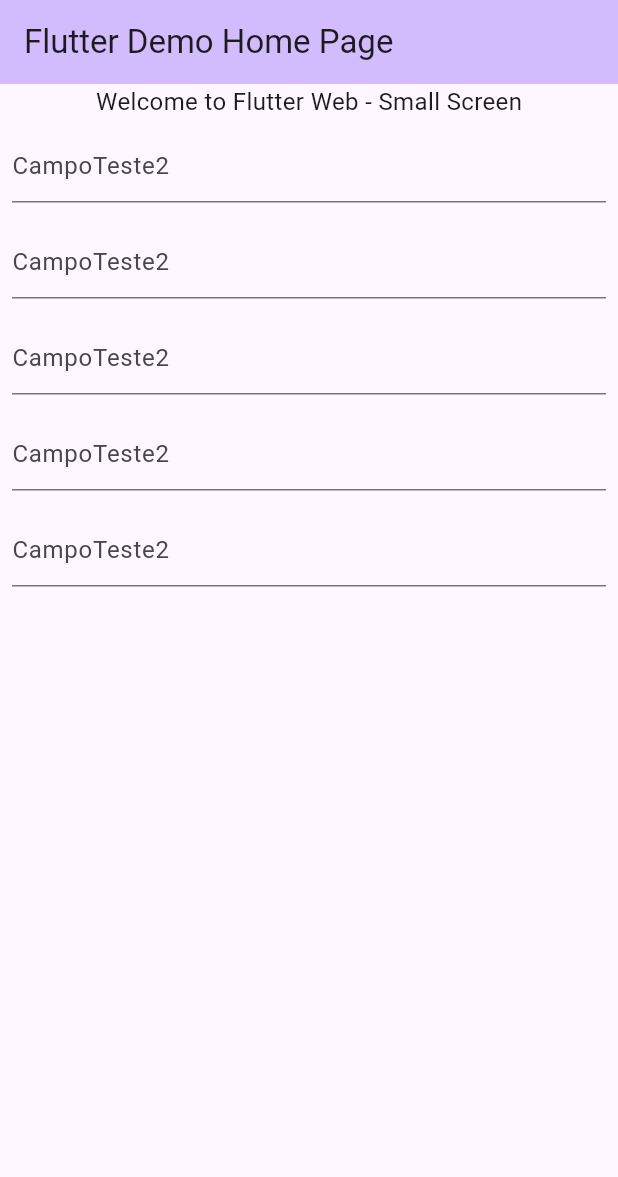
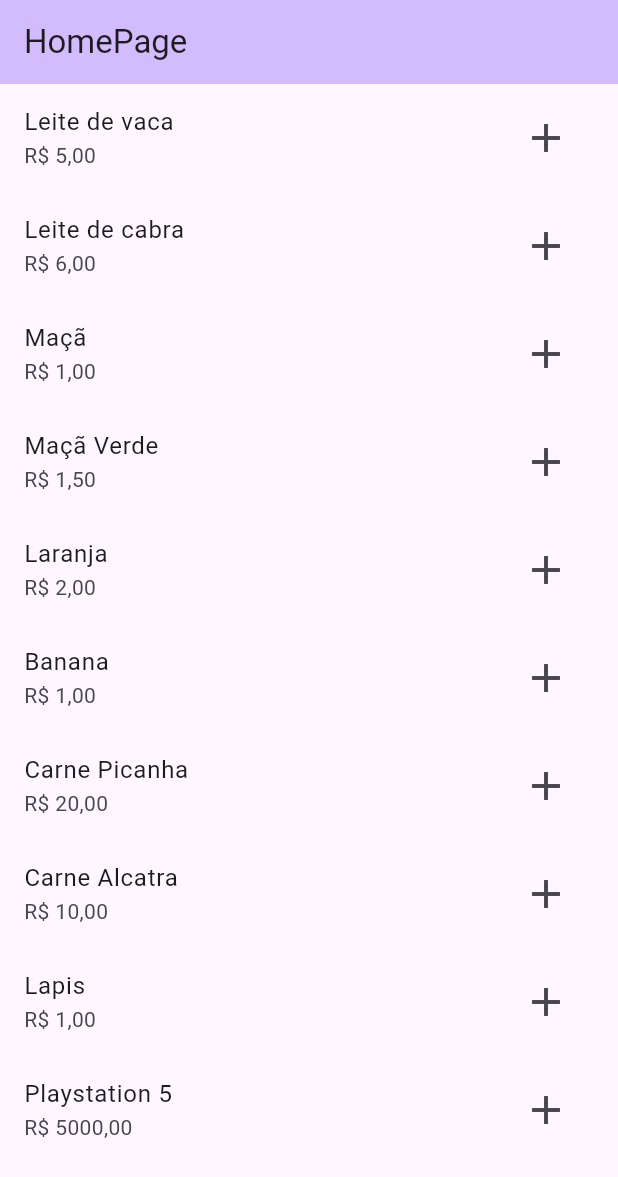
Before and after one commit to otaviohenrique1/app_ecommerce, a Flutter app: the screen it shows after launch, on a phone screen of 412 x 824 dp. Shown: the top 1177 px of the screen. Run offline on Flutter 3.47's test engine with Material 2 defaults, Android fonts, the phone set to English and light mode, and no system bars.

Commit message:
commit 4

```diff
--- a/lib/main.dart
+++ b/lib/main.dart
@@ -1,4 +1,5 @@
 import 'package:flutter/material.dart';
+import 'package:app_ecommerce/pages/home_page.dart';
 
 void main() {
   runApp(const MyApp());
@@ -15,162 +16,7 @@ class MyApp extends StatelessWidget {
         colorScheme: ColorScheme.fromSeed(seedColor: Colors.deepPurple),
         useMaterial3: true,
       ),
-      home: const MyHomePage(title: 'Flutter Demo Home Page'),
+      home: const HomePage(),
     );
   }
 }
-
-class MyHomePage extends StatefulWidget {
-  const MyHomePage({super.key, required this.title});
-
-  final String title;
-
-  @override
-  State<MyHomePage> createState() => _MyHomePageState();
-}
-
-class _MyHomePageState extends State<MyHomePage> {
-  @override
-  Widget build(BuildContext context) {
-    return Scaffold(
-      appBar: AppBar(
-        backgroundColor: Theme.of(context).colorScheme.inversePrimary,
-        title: Text(widget.title),
-      ),
-      body: LayoutBuilder(
-        builder: (context, constraints) {
-          if (constraints.maxWidth > 1200) {
-            // Exibir layout para telas maiores
-            return const Center(
-              child: Column(
-                children: [
-                  Text(
-                    'Welcome to Flutter Web - 1200',
-                    style: TextStyle(fontSize: 40),
-                  ),
-                  Row(
-                    children: [
-                      CampoTeste1(),
-                      CampoTeste1(),
-                      CampoTeste1(),
-                      CampoTeste1(),
-                      CampoTeste1(),
-                      CampoTeste1(),
-                    ],
-                  ),
-                ],
-              ),
-            );
-          } else if (constraints.maxWidth > 800) {
-            // Exibir layout para telas maiores
-            return const Center(
-              child: Column(
-                children: [
-                  Text(
-                    'Welcome to Flutter Web - 800',
-                    style: TextStyle(fontSize: 32),
-                  ),
-                  Row(
-                    children: [
-                      CampoTeste1(),
-                      CampoTeste1(),
-                      CampoTeste1(),
-                    ],
-                  ),
-                  Row(
-                    children: [
-                      CampoTeste1(),
-                      CampoTeste1(),
-                      CampoTeste1(),
-                    ],
-                  ),
-                ],
-              ),
-            );
-          } else if (constraints.maxWidth > 600) {
-            // Exibir layout para telas maiores
-            return const Center(
-              child: Column(
-                children: [
-                  Text(
-                    'Welcome to Flutter Web - 600',
-                    style: TextStyle(fontSize: 24),
-                  ),
-                  Row(
-                    children: [
-                      CampoTeste1(),
-                      CampoTeste1(),
-                    ],
-                  ),
-                  Row(
-                    children: [
-                      CampoTeste1(),
-                      CampoTeste1(),
-                    ],
-                  ),
-                  Row(
-                    children: [
-                      CampoTeste1(),
-                      CampoTeste1(),
-                    ],
-                  ),
-                ],
-              ),
-            );
-          } else {
-            // Exibir layout para telas menores
-            return const Center(
-              child: Column(
-                children: [
-                  Text(
-                    'Welcome to Flutter Web - Small Screen',
-                    style: TextStyle(fontSize: 16),
-                  ),
-                  Column(
-                    children: [
-                      CampoTeste2(),
-                      CampoTeste2(),
-                      CampoTeste2(),
-                      CampoTeste2(),
-                      CampoTeste2(),
-                    ],
-                  ),
-                ],
-              ),
-            );
-          }
-        },
-      ),
-    );
-  }
-}
-
-class CampoTeste1 extends StatelessWidget {
-  const CampoTeste1({
-    super.key,
-  });
-
-  @override
-  Widget build(BuildContext context) {
-    return const Expanded(
-      child: Padding(
-        padding: EdgeInsets.all(8.0),
-        child: TextField(decoration: InputDecoration(hintText: "CampoTeste1")),
-      ),
-    );
-  }
-}
-
-class CampoTeste2 extends StatelessWidget {
-  const CampoTeste2({
-    super.key,
-  });
-
-  @override
-  Widget build(BuildContext context) {
-    return const Padding(
-      padding: EdgeInsets.all(8.0),
-      child: TextField(decoration: InputDecoration(hintText: "CampoTeste2")),
-    );
-  }
-}
--- /dev/null
+++ b/lib/pages/home_page.dart
@@ -0,0 +1,39 @@
+import 'package:flutter/material.dart';
+import 'package:app_ecommerce/models/produto_model.dart';
+import 'package:app_ecommerce/utils/listas.dart';
+
+class HomePage extends StatefulWidget {
+  const HomePage({super.key});
+
+  @override
+  State<HomePage> createState() => _HomePageState();
+}
+
+class _HomePageState extends State<HomePage> {
+  @override
+  Widget build(BuildContext context) {
+    return Scaffold(
+      appBar: AppBar(
+        backgroundColor: Theme.of(context).colorScheme.inversePrimary,
+        title: const Text("HomePage"),
+      ),
+      body: ListView.builder(
+        itemCount: listaProdutos.length,
+        itemBuilder: (context, index) {
+          ProdutoModel item = listaProdutos[index];
+          var nome = item.nome;
+          var preco =
+              "R\$ ${item.preco.toStringAsFixed(2).replaceAll(".", ",")}";
+          return ListTile(
+            title: Text(nome),
+            subtitle: Text(preco),
+            trailing: IconButton(
+              onPressed: () {},
+              icon: const Icon(Icons.add, size: 32),
+            ),
+          );
+        },
+      ),
+    );
+  }
+}
--- /dev/null
+++ b/lib/pages/teste_page.dart
@@ -0,0 +1,156 @@
+import 'package:flutter/material.dart';
+
+class TestePage extends StatefulWidget {
+  const TestePage({super.key, required this.title});
+
+  final String title;
+
+  @override
+  State<TestePage> createState() => _TestePageState();
+}
+
+class _TestePageState extends State<TestePage> {
+  @override
+  Widget build(BuildContext context) {
+    return Scaffold(
+      appBar: AppBar(
+        backgroundColor: Theme.of(context).colorScheme.inversePrimary,
+        title: Text(widget.title),
+      ),
+      body: LayoutBuilder(
+        builder: (context, constraints) {
+          if (constraints.maxWidth > 1200) {
+            // Exibir layout para telas maiores
+            return const Center(
+              child: Column(
+                children: [
+                  Text(
+                    'Welcome to Flutter Web - 1200',
+                    style: TextStyle(fontSize: 40),
+                  ),
+                  Row(
+                    children: [
+                      CampoTeste1(),
+                      CampoTeste1(),
+                      CampoTeste1(),
+                      CampoTeste1(),
+                      CampoTeste1(),
+                      CampoTeste1(),
+                    ],
+                  ),
+                ],
+              ),
+            );
+          } else if (constraints.maxWidth > 800) {
+            // Exibir layout para telas maiores
+            return const Center(
+              child: Column(
+                children: [
+                  Text(
+                    'Welcome to Flutter Web - 800',
+                    style: TextStyle(fontSize: 32),
+                  ),
+                  Row(
+                    children: [
+                      CampoTeste1(),
+                      CampoTeste1(),
+                      CampoTeste1(),
+                    ],
+                  ),
+                  Row(
+                    children: [
+                      CampoTeste1(),
+                      CampoTeste1(),
+                      CampoTeste1(),
+                    ],
+                  ),
+                ],
+              ),
+            );
+          } else if (constraints.maxWidth > 600) {
+            // Exibir layout para telas maiores
+            return const Center(
+              child: Column(
+                children: [
+                  Text(
+                    'Welcome to Flutter Web - 600',
+                    style: TextStyle(fontSize: 24),
+                  ),
+                  Row(
+                    children: [
+                      CampoTeste1(),
+                      CampoTeste1(),
+                    ],
+                  ),
+                  Row(
+                    children: [
+                      CampoTeste1(),
+                      CampoTeste1(),
+                    ],
+                  ),
+                  Row(
+                    children: [
+                      CampoTeste1(),
+                      CampoTeste1(),
+                    ],
+                  ),
+                ],
+              ),
+            );
+          } else {
+            // Exibir layout para telas menores
+            return const Center(
+              child: Column(
+                children: [
+                  Text(
+                    'Welcome to Flutter Web - Small Screen',
+                    style: TextStyle(fontSize: 16),
+                  ),
+                  Column(
+                    children: [
+                      CampoTeste2(),
+                      CampoTeste2(),
+                      CampoTeste2(),
+                      CampoTeste2(),
+                      CampoTeste2(),
+                    ],
+                  ),
+                ],
+              ),
+            );
+          }
+        },
+      ),
+    );
+  }
+}
+
+class CampoTeste1 extends StatelessWidget {
+  const CampoTeste1({
+    super.key,
+  });
+
+  @override
+  Widget build(BuildContext context) {
+    return const Expanded(
+      child: Padding(
+        padding: EdgeInsets.all(8.0),
+        child: TextField(decoration: InputDecoration(hintText: "CampoTeste1")),
+      ),
+    );
+  }
+}
+
+class CampoTeste2 extends StatelessWidget {
+  const CampoTeste2({
+    super.key,
+  });
+
+  @override
+  Widget build(BuildContext context) {
+    return const Padding(
+      padding: EdgeInsets.all(8.0),
+      child: TextField(decoration: InputDecoration(hintText: "CampoTeste2")),
+    );
+  }
+}
--- /dev/null
+++ b/lib/utils/listas.dart
@@ -0,0 +1,94 @@
+import 'package:app_ecommerce/models/produto_model.dart';
+
+List<ProdutoModel> listaProdutos = [
+  ProdutoModel(
+    id: "1b1599ae-8ae6-4390-a5ed-0406f71eea13",
+    nome: "Leite de vaca",
+    preco: 5,
+    categoria: "Bebida",
+    descricao:
+        "Lorem, ipsum dolor sit amet consectetur adipisicing elit. Aspernatur deserunt dolores autem! Totam reprehenderit nemo animi minima rem harum? Aliquam quos expedita voluptatibus veritatis, cum voluptatum esse labore quia nam?",
+    dataCriacao: "09/06/2023 10:05:26",
+  ),
+  ProdutoModel(
+    id: "60b2bfd2-19c0-4e76-89a5-e6012f7efe13",
+    nome: "Leite de cabra",
+    preco: 6,
+    categoria: "Bebida",
+    descricao:
+        "Lorem, ipsum dolor sit amet consectetur adipisicing elit. Aspernatur deserunt dolores autem! Totam reprehenderit nemo animi minima rem harum? Aliquam quos expedita voluptatibus veritatis, cum voluptatum esse labore quia nam?",
+    dataCriacao: "09/06/2023 10:05:26",
+  ),
+  ProdutoModel(
+    id: "6ddb8541-bd32-4fd0-93c8-c4780e2c23c3",
+    nome: "Maçã",
+    preco: 1,
+    categoria: "Alimento",
+    descricao:
+        "Lorem, ipsum dolor sit amet consectetur adipisicing elit. Aspernatur deserunt dolores autem! Totam reprehenderit nemo animi minima rem harum? Aliquam quos expedita voluptatibus veritatis, cum voluptatum esse labore quia nam?",
+    dataCriacao: "09/06/2023 10:05:26",
+  ),
+  ProdutoModel(
+    id: "db239fab-8d50-49b5-9484-08f67c6a93f5",
+    nome: "Maçã Verde",
+    preco: 1.5,
+    categoria: "Alimento",
+    descricao:
+        "Lorem, ipsum dolor sit amet consectetur adipisicing elit. Aspernatur deserunt dolores autem! Totam reprehenderit nemo animi minima rem harum? Aliquam quos expedita voluptatibus veritatis, cum voluptatum esse labore quia nam?",
+    dataCriacao: "09/06/2023 10:05:26",
+  ),
+  ProdutoModel(
+    id: "b9aa112b-79cc-4030-9e23-d9be2429bdbf",
+    nome: "Laranja",
+    preco: 2,
+    categoria: "Alimento",
+    descricao:
+        "Lorem, ipsum dolor sit amet consectetur adipisicing elit. Aspernatur deserunt dolores autem! Totam reprehenderit nemo animi minima rem harum? Aliquam quos expedita voluptatibus veritatis, cum voluptatum esse labore quia nam?",
+    dataCriacao: "09/06/2023 10:05:26",
+  ),
+  ProdutoModel(
+    id: "c03d1633-5040-47a4-8f51-6d2b83e608aa",
+    nome: "Banana",
+    preco: 1,
+    categoria: "Alimento",
+    descricao:
+        "Lorem, ipsum dolor sit amet consectetur adipisicing elit. Aspernatur deserunt dolores autem! Totam reprehenderit nemo animi minima rem harum? Aliquam quos expedita voluptatibus veritatis, cum voluptatum esse labore quia nam?",
+    dataCriacao: "09/06/2023 10:05:26",
+  ),
+  ProdutoModel(
+    id: "d5fa1784-897a-40e8-b95e-ef71b6122a9c",
+    nome: "Carne Picanha",
+    preco: 20,
+    categoria: "Alimento",
+    descricao:
+        "Lorem, ipsum dolor sit amet consectetur adipisicing elit. Aspernatur deserunt dolores autem! Totam reprehenderit nemo animi minima rem harum? Aliquam quos expedita voluptatibus veritatis, cum voluptatum esse labore quia nam?",
+    dataCriacao: "09/06/2023 10:05:26",
+  ),
+  ProdutoModel(
+    id: "1b3a1868-b31c-4285-8b2e-cee2d62c9022",
+    nome: "Carne Alcatra",
+    preco: 10,
+    categoria: "Alimento",
+    descricao:
+        "Lorem, ipsum dolor sit amet consectetur adipisicing elit. Aspernatur deserunt dolores autem! Totam reprehenderit nemo animi minima rem harum? Aliquam quos expedita voluptatibus veritatis, cum voluptatum esse labore quia nam?",
+    dataCriacao: "09/06/2023 10:05:26",
+  ),
+  ProdutoModel(
+    id: "aa0c0f6e-0c7e-4a9f-aa57-52dda464362f",
+    nome: "Lapis",
+    preco: 1,
+    categoria: "Material Escolar",
+    descricao:
+        "Lorem, ipsum dolor sit amet consectetur adipisicing elit. Aspernatur deserunt dolores autem! Totam reprehenderit nemo animi minima rem harum? Aliquam quos expedita voluptatibus veritatis, cum voluptatum esse labore quia nam?",
+    dataCriacao: "09/06/2023 10:05:26",
+  ),
+  ProdutoModel(
+    id: "7a643996-a8b8-48fa-a446-76d0f8faca47",
+    nome: "Playstation 5",
+    preco: 5000,
+    categoria: "Eletrodoméstico",
+    descricao:
+        "Lorem, ipsum dolor sit amet consectetur adipisicing elit. Aspernatur deserunt dolores autem! Totam reprehenderit nemo animi minima rem harum? Aliquam quos expedita voluptatibus veritatis, cum voluptatum esse labore quia nam?",
+    dataCriacao: "09/06/2023 10:05:26",
+  ),
+];
```
